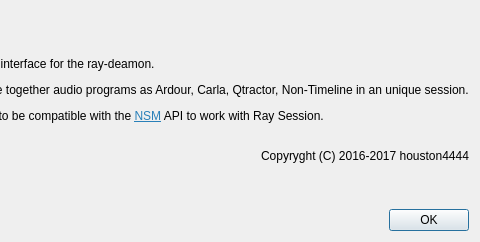
Old version of the form resources/ui/about_raysession.ui in the repository Houston4444/RaySession; both pictures show x 327 to 807 and y 0 to 242 of the 807 by 242 pixel window.
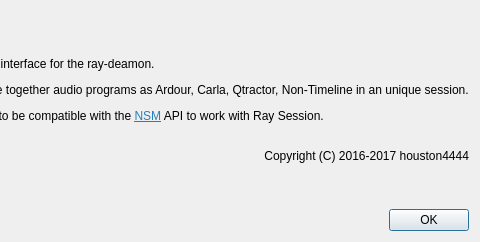
New version of the form. Icons and pictures are not drawn.

```diff
--- a/resources/ui/about_raysession.ui
+++ b/resources/ui/about_raysession.ui
@@ -41,7 +41,7 @@
        <item>
         <widget class="QLabel" name="labelAllText">
          <property name="text">
-          <string>&lt;html&gt;&lt;head/&gt;&lt;body&gt;&lt;p&gt;Ray Session is a Qt interface for the ray-deamon.&lt;/p&gt;&lt;p&gt;Its goal is to manage together audio programs as Ardour, Carla, Qtractor, Non-Timeline in an unique session.&lt;/p&gt;&lt;p&gt;Programs just have to be compatible with the &lt;a href=&quot;http://non.tuxfamily.org/wiki/Non%20Session%20Manager&quot;&gt;&lt;span style=&quot; text-decoration: underline; color:#2980b9;&quot;&gt;NSM&lt;/span&gt;&lt;/a&gt; API to work with Ray Session.&lt;br/&gt;&lt;/p&gt;&lt;p align=&quot;right&quot;&gt;Copyryght (C) 2016-2017 houston4444&lt;/p&gt;&lt;p&gt;&lt;br/&gt;&lt;/p&gt;&lt;/body&gt;&lt;/html&gt;</string>
+          <string>&lt;html&gt;&lt;head/&gt;&lt;body&gt;&lt;p&gt;Ray Session is a Qt interface for the ray-deamon.&lt;/p&gt;&lt;p&gt;Its goal is to manage together audio programs as Ardour, Carla, Qtractor, Non-Timeline in an unique session.&lt;/p&gt;&lt;p&gt;Programs just have to be compatible with the &lt;a href=&quot;http://non.tuxfamily.org/wiki/Non%20Session%20Manager&quot;&gt;&lt;span style=&quot; text-decoration: underline; color:#2980b9;&quot;&gt;NSM&lt;/span&gt;&lt;/a&gt; API to work with Ray Session.&lt;br/&gt;&lt;/p&gt;&lt;p align=&quot;right&quot;&gt;Copyright (C) 2016-2017 houston4444&lt;/p&gt;&lt;p&gt;&lt;br/&gt;&lt;/p&gt;&lt;/body&gt;&lt;/html&gt;</string>
          </property>
          <property name="openExternalLinks">
           <bool>true</bool>
```
